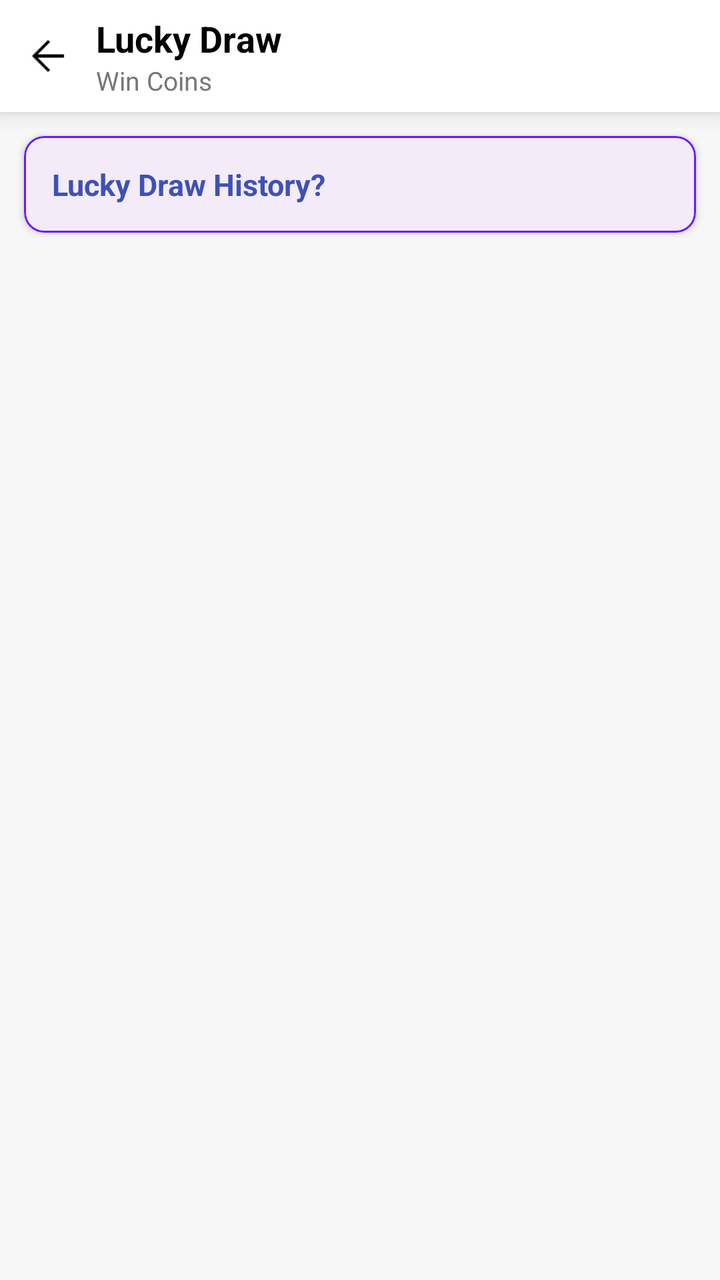
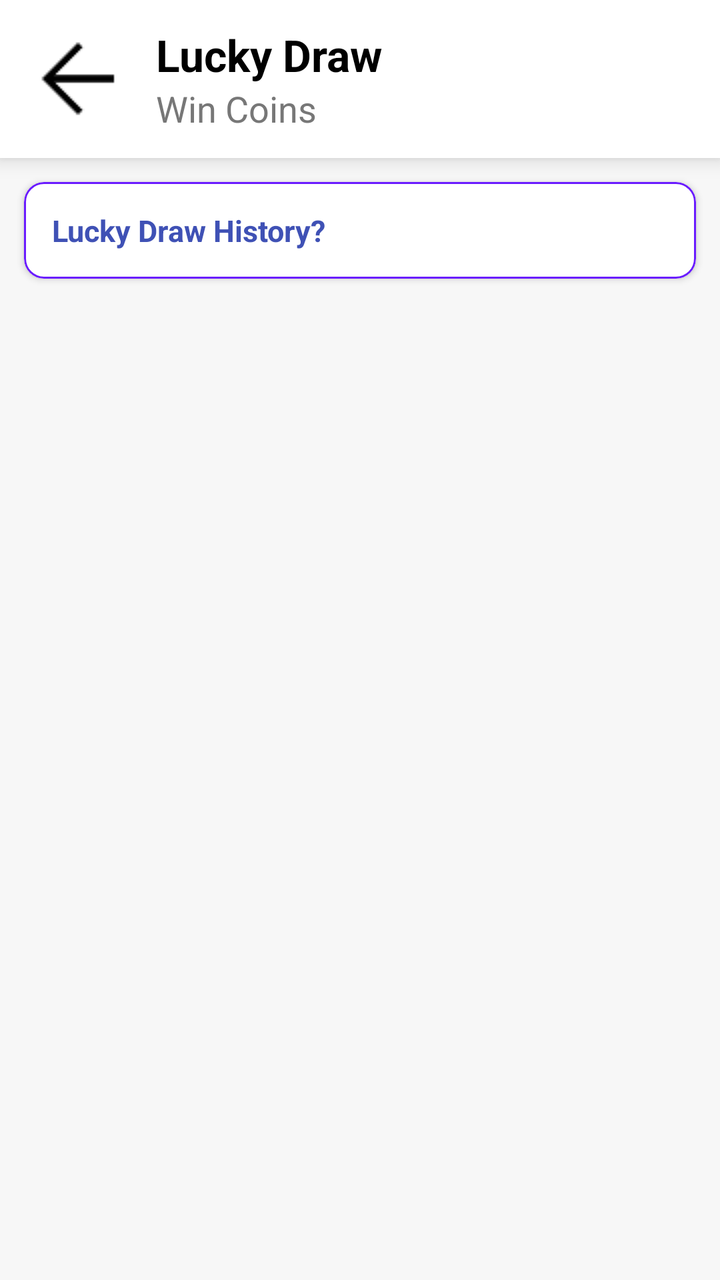

An Android layout rendered at two revisions. The XML below is the earlier revision; the diff shows what the commit changed to produce the second picture.
<!-- AndroidManifest.xml: application theme Theme.RGamer -->
<!-- res/layout/activity_lucky_draw.xml -->
<?xml version="1.0" encoding="utf-8"?>
<LinearLayout xmlns:android="http://schemas.android.com/apk/res/android"
    xmlns:app="http://schemas.android.com/apk/res-auto"
    android:layout_width="match_parent"
    android:layout_height="match_parent"
    android:orientation="vertical"
    android:background="#F7F7F7">

    
    <LinearLayout
        android:layout_width="match_parent"
        android:layout_height="56dp"
        android:background="@android:color/white"
        android:gravity="center_vertical"
        android:paddingHorizontal="12dp"
        android:elevation="6dp">

        <ImageView
            android:id="@+id/btnBack"
            android:layout_width="24dp"
            android:layout_height="24dp"
            android:src="@drawable/back_arrow" />

        <LinearLayout
            android:layout_width="wrap_content"
            android:layout_height="wrap_content"
            android:layout_marginStart="12dp"
            android:orientation="vertical">

            <TextView
                android:text="Lucky Draw"
                android:textSize="18sp"
                android:textStyle="bold"
                android:textColor="@color/black"
                android:layout_width="wrap_content"
                android:layout_height="wrap_content" />

            <TextView
                android:text="Win Coins"
                android:textSize="13sp"
                android:textColor="#777777"
                android:layout_width="wrap_content"
                android:layout_height="wrap_content" />
        </LinearLayout>
    </LinearLayout>

    
    <com.google.android.material.card.MaterialCardView
        android:id="@+id/cardLuckyDrawHistory"
        android:layout_width="match_parent"
        android:layout_height="wrap_content"
        android:layout_margin="12dp"
        app:cardCornerRadius="10dp"
        app:cardElevation="2dp"
        app:strokeColor="#6A1BFF"
        app:strokeWidth="1dp"
        android:background="@color/white">

        <TextView
            android:layout_width="match_parent"
            android:layout_height="wrap_content"
            android:padding="14dp"
            android:text="Lucky Draw History?"
            android:textSize="15sp"
            android:textStyle="bold"
            android:textColor="#3F51B5" />
    </com.google.android.material.card.MaterialCardView>

    
    <androidx.recyclerview.widget.RecyclerView
        android:id="@+id/luckyDrawRecycler"
        android:layout_width="match_parent"
        android:layout_height="0dp"
        android:layout_weight="1"
        android:padding="8dp" />

</LinearLayout>
<!-- resources referenced by this layout -->
<resources>
  <color name="black">#FF000000</color>
  <color name="white">#FFFFFFFF</color>
  <!-- drawable back_arrow: png bitmap (drawable, 429 bytes) -->
  <style name="Theme.RGamer" parent="Base.Theme.RGamer" />
  <style name="Base.Theme.RGamer" parent="Theme.Material3.DayNight.NoActionBar">
          
          
      </style>
</resources>

<!-- the commit's change to res/layout/activity_lucky_draw.xml (unified diff, before → after) -->
@@ -9,16 +9,16 @@
     
     <LinearLayout
         android:layout_width="match_parent"
-        android:layout_height="56dp"
+        android:layout_height="79dp"
         android:background="@android:color/white"
+        android:elevation="6dp"
         android:gravity="center_vertical"
-        android:paddingHorizontal="12dp"
-        android:elevation="6dp">
+        android:paddingHorizontal="12dp">
 
         <ImageView
             android:id="@+id/btnBack"
-            android:layout_width="24dp"
-            android:layout_height="24dp"
+            android:layout_width="wrap_content"
+            android:layout_height="wrap_content"
             android:src="@drawable/back_arrow" />
 
         <LinearLayout
@@ -28,19 +28,19 @@
             android:orientation="vertical">
 
             <TextView
+                android:layout_width="wrap_content"
+                android:layout_height="wrap_content"
                 android:text="Lucky Draw"
-                android:textSize="18sp"
-                android:textStyle="bold"
                 android:textColor="@color/black"
-                android:layout_width="wrap_content"
-                android:layout_height="wrap_content" />
+                android:textSize="22sp"
+                android:textStyle="bold" />
 
             <TextView
+                android:layout_width="wrap_content"
+                android:layout_height="wrap_content"
                 android:text="Win Coins"
-                android:textSize="13sp"
                 android:textColor="#777777"
-                android:layout_width="wrap_content"
-                android:layout_height="wrap_content" />
+                android:textSize="18sp" />
         </LinearLayout>
     </LinearLayout>
 
@@ -54,6 +54,7 @@
         app:cardElevation="2dp"
         app:strokeColor="#6A1BFF"
         app:strokeWidth="1dp"
+        app:cardBackgroundColor="@color/white"
         android:background="@color/white">
 
         <TextView
